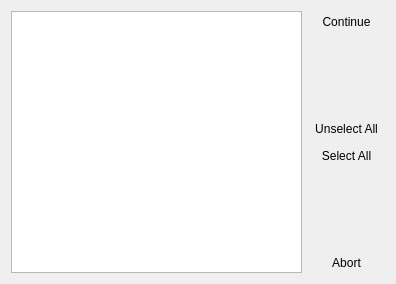
Above: refactor-ide/unsavedfilesdialog.ui from martinribelotta/embedded-ide before the change. Below: the same form after it.
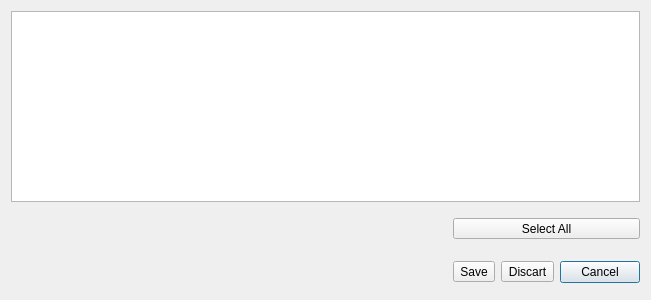
That is the form after the change. Icons and pictures are not drawn.

Commit message: Unify close and close-all unsave dialog

```diff
--- a/refactor-ide/unsavedfilesdialog.ui
+++ b/refactor-ide/unsavedfilesdialog.ui
@@ -6,15 +6,15 @@
    <rect>
     <x>0</x>
     <y>0</y>
-    <width>396</width>
-    <height>284</height>
+    <width>651</width>
+    <height>300</height>
    </rect>
   </property>
   <property name="windowTitle">
    <string>Unsaved Changes</string>
   </property>
   <layout class="QGridLayout" name="gridLayout">
-   <item row="0" column="0" rowspan="6">
+   <item row="0" column="0" colspan="4">
     <widget class="QListView" name="listView">
      <property name="editTriggers">
       <set>QAbstractItemView::NoEditTriggers</set>
@@ -30,8 +30,8 @@
      </property>
     </widget>
    </item>
-   <item row="0" column="1">
-    <widget class="QToolButton" name="buttonSaveSelected">
+   <item row="2" column="1">
+    <widget class="QToolButton" name="buttonSave">
      <property name="sizePolicy">
       <sizepolicy hsizetype="Preferred" vsizetype="Fixed">
        <horstretch>0</horstretch>
@@ -42,7 +42,7 @@
       <string>Save selected and continue</string>
      </property>
      <property name="text">
-      <string>Continue</string>
+      <string>Save</string>
      </property>
      <property name="icon">
       <iconset resource="resources/resources.qrc">
@@ -57,26 +57,10 @@
      <property name="toolButtonStyle">
       <enum>Qt::ToolButtonTextBesideIcon</enum>
      </property>
-     <property name="autoRaise">
-      <bool>true</bool>
-     </property>
     </widget>
    </item>
-   <item row="1" column="1">
-    <spacer name="verticalSpacer_2">
-     <property name="orientation">
-      <enum>Qt::Vertical</enum>
-     </property>
-     <property name="sizeHint" stdset="0">
-      <size>
-       <width>20</width>
-       <height>40</height>
-      </size>
-     </property>
-    </spacer>
-   </item>
-   <item row="2" column="1">
-    <widget class="QToolButton" name="buttonUnselectAll">
+   <item row="2" column="2">
+    <widget class="QToolButton" name="buttonDiscart">
      <property name="sizePolicy">
       <sizepolicy hsizetype="Preferred" vsizetype="Fixed">
        <horstretch>0</horstretch>
@@ -87,7 +71,7 @@
       <string>Unselect All</string>
      </property>
      <property name="text">
-      <string>Unselect All</string>
+      <string>Discart</string>
      </property>
      <property name="icon">
       <iconset resource="resources/resources.qrc">
@@ -102,12 +86,9 @@
      <property name="toolButtonStyle">
       <enum>Qt::ToolButtonTextBesideIcon</enum>
      </property>
-     <property name="autoRaise">
-      <bool>true</bool>
-     </property>
     </widget>
    </item>
-   <item row="3" column="1">
+   <item row="1" column="1" colspan="3">
     <widget class="QToolButton" name="buttonSelectAll">
      <property name="sizePolicy">
       <sizepolicy hsizetype="Preferred" vsizetype="Fixed">
@@ -134,26 +115,23 @@
      <property name="toolButtonStyle">
       <enum>Qt::ToolButtonTextBesideIcon</enum>
      </property>
-     <property name="autoRaise">
-      <bool>true</bool>
-     </property>
     </widget>
    </item>
-   <item row="4" column="1">
-    <spacer name="verticalSpacer">
+   <item row="1" column="0" rowspan="2">
+    <spacer name="horizontalSpacer">
      <property name="orientation">
-      <enum>Qt::Vertical</enum>
+      <enum>Qt::Horizontal</enum>
      </property>
      <property name="sizeHint" stdset="0">
       <size>
-       <width>20</width>
-       <height>40</height>
+       <width>362</width>
+       <height>81</height>
       </size>
      </property>
     </spacer>
    </item>
-   <item row="5" column="1">
-    <widget class="QToolButton" name="buttonAbort">
+   <item row="2" column="3">
+    <widget class="QPushButton" name="buttonCancel">
      <property name="sizePolicy">
       <sizepolicy hsizetype="Preferred" vsizetype="Fixed">
        <horstretch>0</horstretch>
@@ -164,7 +142,7 @@
       <string>Abort action</string>
      </property>
      <property name="text">
-      <string>Abort</string>
+      <string>Cancel</string>
      </property>
      <property name="icon">
       <iconset resource="resources/resources.qrc">
@@ -176,12 +154,6 @@
        <height>32</height>
       </size>
      </property>
-     <property name="toolButtonStyle">
-      <enum>Qt::ToolButtonTextBesideIcon</enum>
-     </property>
-     <property name="autoRaise">
-      <bool>true</bool>
-     </property>
     </widget>
    </item>
   </layout>
```
Left out of the diff: 4 changed lines with no effect on the pictures. The commit also changes 5 other files.
